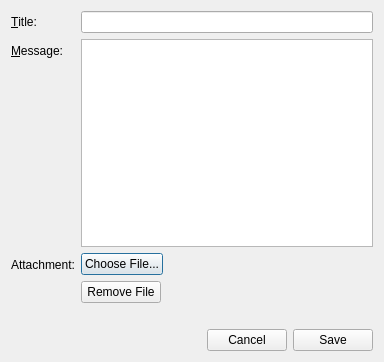
This is FluidNexus/ui/FluidNexusNewMessage.ui in zeitkunst/FluidNexus as Qt 5 draws it before an edit. The edited form follows.
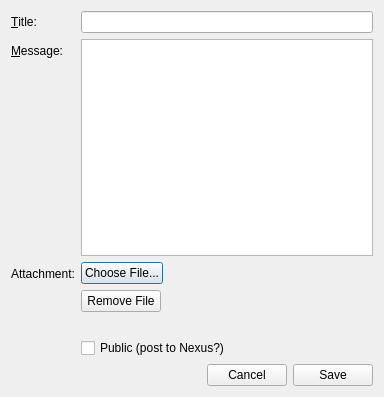
This is the edited form. Icons and pictures are not drawn.

Commit message: -- adding UI elements and proto defns for nexus messages

Diff of the .ui file:
```diff
--- a/FluidNexus/ui/FluidNexusNewMessage.ui
+++ b/FluidNexus/ui/FluidNexusNewMessage.ui
@@ -7,7 +7,7 @@
     <x>0</x>
     <y>0</y>
     <width>384</width>
-    <height>362</height>
+    <height>397</height>
    </rect>
   </property>
   <property name="windowTitle">
@@ -105,7 +105,7 @@
        </item>
       </layout>
      </item>
-     <item row="3" column="0">
+     <item row="4" column="0">
       <spacer name="horizontalSpacer_2">
        <property name="orientation">
         <enum>Qt::Horizontal</enum>
@@ -118,7 +118,7 @@
        </property>
       </spacer>
      </item>
-     <item row="3" column="1">
+     <item row="4" column="1">
       <layout class="QHBoxLayout" name="horizontalLayout_3">
        <item>
         <spacer name="horizontalSpacer">
@@ -149,6 +149,13 @@
        </item>
       </layout>
      </item>
+     <item row="3" column="1">
+      <widget class="QCheckBox" name="publicCheckBox">
+       <property name="text">
+        <string>Public (post to Nexus?)</string>
+       </property>
+      </widget>
+     </item>
     </layout>
    </item>
   </layout>
```
The commit also changes 9 other files.
